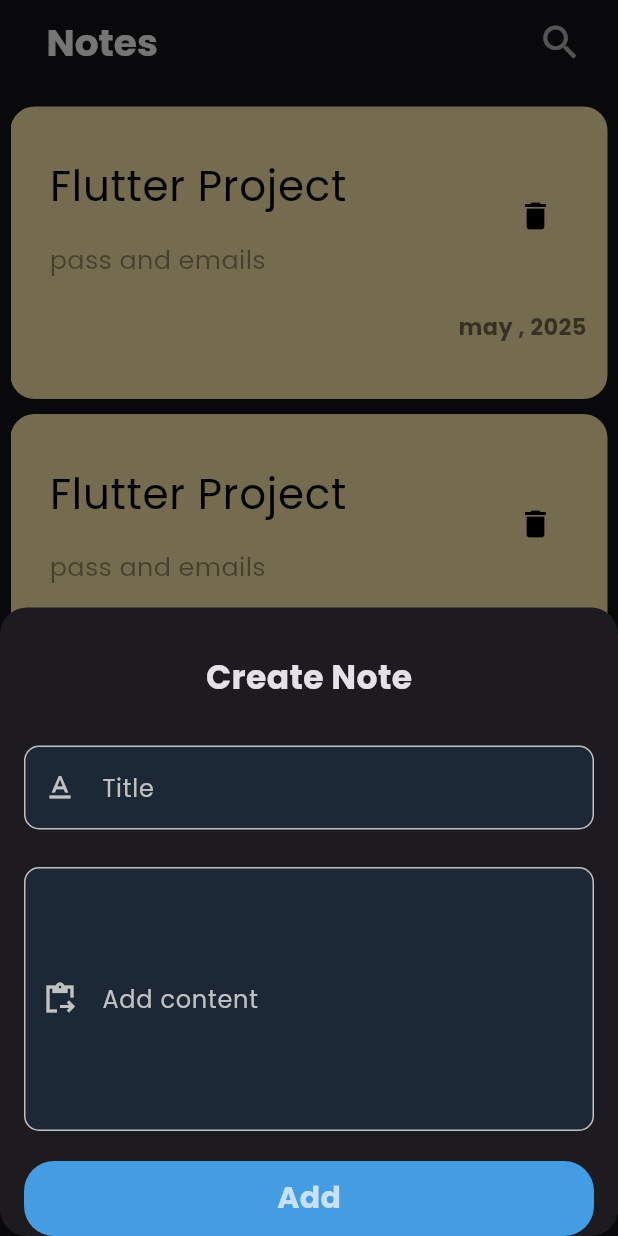
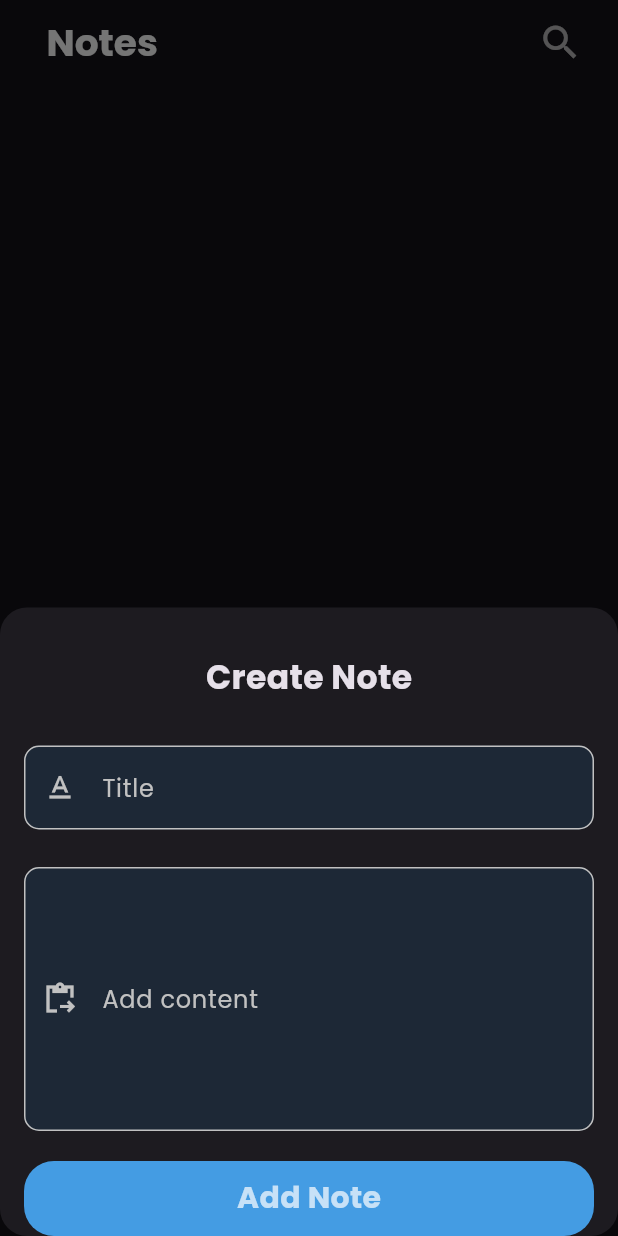
Before and after one commit to ZiadElsewedy/NotesApp, a Flutter app: the screen it shows after launch, after a tap on the "add" icon, on a phone screen of 412 x 824 dp. Run offline on Flutter 3.47's test engine with Material 3 defaults, Android fonts, the phone set to English and light mode, and no system bars; our stand-ins replace bloc, flutter_bloc, hive, hive_flutter; accounts and stored records are empty.

```diff
--- a/lib/Cubits/AddNoteCubit/cubit/add_note_cubit_cubit.dart
+++ b/lib/Cubits/AddNoteCubit/cubit/add_note_cubit_cubit.dart
@@ -8,15 +8,15 @@ part 'add_note_cubit_state.dart';
 
 class AddNoteCubitCubit extends Cubit<AddNoteCubitState> {
   AddNoteCubitCubit() : super(AddNoteCubitInitial());
-  AddNote( NoteModel Note) async{
+  AddNote(NoteModel Note) async{
   emit( AddNoteCubitLoading());
   try {
-  var Notes_Box = Hive.box<dynamic>(kNotesbox);  //the box that we will store the data as NoteModel
-  await Notes_Box.add(Note);
+  var NotesBox = Hive.box<NoteModel>(kNotesbox);  //the box that we will store the data as NoteModel
+  await NotesBox.add(Note);
   emit( AddNoteCubitSucsses());
-} on Exception catch (e) {
+} catch (e) {
   emit(AddNoteCubitFailer(ErrorMessage: e.toString()));
-  // TODO
+
 }
   }
 }
--- a/lib/Cubits/Note/notes_cubit_cubit.dart
+++ b/lib/Cubits/Note/notes_cubit_cubit.dart
@@ -8,13 +8,11 @@ part 'notes_cubit_state.dart';
 
 class NotesCubitCubit extends Cubit<NotesCubitState> {
   NotesCubitCubit() : super(NotesCubitInitial());
-   FetchAllNotes() async {
-    emit(NotesCubitLoading());
-    try {
-      final notesBox = await Hive.box<NoteModel>(kNotesbox).values.toList();
-      emit(NotesCubitSuccess(notesBox));
+    List<NoteModel> notesBox = [];
+   FetchAllNotes()  {
+      emit(NotesCubitInitial());
+       notesBox =  Hive.box<NoteModel>(kNotesbox).values.toList();
+       emit(NotesCubitFetched(notesBox));
 
-    } catch (e) {
-      emit(NotesCubitFailure(e.toString()));
-    }
+
 }}
--- a/lib/Cubits/Note/notes_cubit_state.dart
+++ b/lib/Cubits/Note/notes_cubit_state.dart
@@ -4,12 +4,11 @@ part of 'notes_cubit_cubit.dart';
 sealed class NotesCubitState {}
 
 final class NotesCubitInitial extends NotesCubitState {}
-final class NotesCubitLoading extends NotesCubitState {}
-final class NotesCubitSuccess extends NotesCubitState {
-  final List<NoteModel> notes;
-  NotesCubitSuccess(this.notes);
+
+final class NotesCubitFetched extends NotesCubitState {
+  final List<NoteModel> notesBox;
+
+  NotesCubitFetched(this.notesBox);
+
+
 }
-final class NotesCubitFailure extends NotesCubitState {
-  final String errorMessage;
-  NotesCubitFailure(this.errorMessage);
-}
--- a/lib/Screens/HomeScreen.dart
+++ b/lib/Screens/HomeScreen.dart
@@ -5,13 +5,19 @@ import 'package:notesapp/Screens/AddNoteBottomSheet.dart';
 import 'package:notesapp/customs/CustomAppBar.dart';
 import 'package:notesapp/widgets/ListviewBuilder.dart';
 
-class NotesView extends StatelessWidget {
+class NotesView extends StatefulWidget {
   const NotesView({super.key});
   static String id = 'NotesView';
+
   @override
+  State<NotesView> createState() => _NotesViewState();
+}
+class _NotesViewState extends State<NotesView> {
+  @override
+
   Widget build(BuildContext context) {
     return BlocProvider(
-      create: (context) => NotesCubitCubit()..FetchAllNotes(),
+      create: (context) => NotesCubitCubit(),
       child: Scaffold(
         resizeToAvoidBottomInset: false,
         floatingActionButton: FloatingActionButton(
--- a/lib/constants/constants.dart
+++ b/lib/constants/constants.dart
@@ -3,4 +3,4 @@
  import 'package:flutter/animation.dart';
 
 const kPrimarycolor =   Color.fromARGB(255, 68, 156, 227);
-const kNotesbox = 'NotesBox';
+const  kNotesbox = 'NotesBox';
--- a/lib/main.dart
+++ b/lib/main.dart
@@ -1,32 +1,40 @@
 import 'package:flutter/material.dart';
 import 'package:flutter_bloc/flutter_bloc.dart';
 import 'package:hive_flutter/hive_flutter.dart';
+import 'package:notesapp/Cubits/Note/notes_cubit_cubit.dart';
 import 'package:notesapp/Model/Note_Model.dart';
 import 'package:notesapp/Screens/EditNotesView.dart';
 import 'package:notesapp/Screens/HomeScreen.dart';
 import 'package:notesapp/constants/constants.dart';
 import 'package:notesapp/simple_bloc_observer/Simple_Bloc.dart';
 
-void main() async{
+void main() async {
   Bloc.observer = SimpleBlocObserver();
   await Hive.initFlutter();
   Hive.registerAdapter(NoteModelAdapter());
-  await Hive.openBox(kNotesbox);
+  await Hive.openBox<NoteModel>(kNotesbox);
   runApp(const NotesApp());
 }
+
 class NotesApp extends StatelessWidget {
   const NotesApp({super.key});
 
   @override
   Widget build(BuildContext context) {
-    return MaterialApp(
-      routes: {
-        EditNoteView.id : (context)=> const EditNoteView() ,
-      },
-      initialRoute: NotesView.id,
-      theme: ThemeData(brightness : Brightness.dark, fontFamily: 'Poppins'),
-      debugShowCheckedModeBanner: false,
-      home: const NotesView(),
+    return BlocProvider(
+      create: (context) => NotesCubitCubit(),
+
+
+      child: MaterialApp(
+        routes: {
+
+          EditNoteView.id: (context) => const EditNoteView(),
+        },
+        initialRoute: NotesView.id,
+        theme: ThemeData(brightness: Brightness.dark, fontFamily: 'Poppins'),
+        debugShowCheckedModeBanner: false,
+        home: const NotesView(),
+      ),
     );
   }
 }
--- a/lib/widgets/ANForm.dart
+++ b/lib/widgets/ANForm.dart
@@ -17,7 +17,7 @@ class AddNoteForm extends StatefulWidget {
 class _AddNoteFormState extends State<AddNoteForm> {
   final GlobalKey<FormState> formKey = GlobalKey();
   AutovalidateMode autovalidateMode = AutovalidateMode.disabled;
-  String? title, Content;
+  String? TitleNote , Content;
   @override
   Widget build(BuildContext context) {
     return SingleChildScrollView(
@@ -43,8 +43,8 @@ class _AddNoteFormState extends State<AddNoteForm> {
               icon: Icons.text_format,
               color: const Color.fromARGB(255, 193, 193, 193),
               MaxLines: 1,
-              OnSaved: (Value) {
-                title = Value;
+              OnSaved: (value) {
+                TitleNote = value;
               },
             ),
             const SizedBox(
@@ -56,8 +56,8 @@ class _AddNoteFormState extends State<AddNoteForm> {
                 icon: Icons.content_paste_go_sharp,
                 color: const Color.fromARGB(255, 193, 193, 193),
                 MaxLines: 6,
-                OnSaved: (Value) {
-                  Content = Value;
+                OnSaved: (value) {
+                  Content = value;
                 }),
             const SizedBox(
               height: 20,
@@ -66,17 +66,16 @@ class _AddNoteFormState extends State<AddNoteForm> {
               builder: (context, state) {
                 return CustomButton(
                     isloading:state is  AddNoteCubitLoading ? true : false,
-                    Textname: "Add",
+                    Textname: "Add Note",
                     onTap: () {
                       if (formKey.currentState!.validate()) {
                         formKey.currentState!.save();
                         NoteModel note = NoteModel(
                             color: Colors.blue.value,
-                            title: title!,
+                            title: TitleNote!,
                             subtitle: Content!,
                             date: DateTime.now().toString());
-                        BlocProvider.of<AddNoteCubitCubit>(context)
-                            .AddNote(note);
+                        BlocProvider.of<AddNoteCubitCubit>(context).AddNote(note);
                       } else {
                         autovalidateMode = AutovalidateMode.always;
                       }
--- a/lib/widgets/ListviewBuilder.dart
+++ b/lib/widgets/ListviewBuilder.dart
@@ -1,4 +1,7 @@
 import 'package:flutter/material.dart';
+import 'package:flutter_bloc/flutter_bloc.dart';
+import 'package:notesapp/Cubits/Note/notes_cubit_cubit.dart';
+import 'package:notesapp/Model/Note_Model.dart';
 import 'package:notesapp/widgets/NoteWidget.dart';
 
 class NotesListView extends StatelessWidget {
@@ -6,13 +9,29 @@ class NotesListView extends StatelessWidget {
 
   @override
   Widget build(BuildContext context) {
-    return  ListView.builder(
-      itemBuilder: (context,index){
-        return Padding(
-          padding: const EdgeInsets.symmetric(vertical: 5),
-          child: NoteWidegt(Title: 'Flutter Project', Subtitle: 'pass and emails' , date: 'may , 2025'),
-        );
-      }
+    return BlocBuilder<NotesCubitCubit, NotesCubitState>(
+      builder: (context, state) {
+        if (state is NotesCubitFetched) {
+          List<NoteModel> notes = state.notesBox;
+          return ListView.builder(
+            itemCount: notes.length,
+            itemBuilder: (context, index) {
+              final note = notes[index];
+              return Padding(
+                padding: const EdgeInsets.symmetric(vertical: 5),
+                child: NoteWidget(
+                  Note: note,
+                ),
+              );
+            },
+          );
+        } else if (state is NotesCubitInitial) {
+          context.read<NotesCubitCubit>().FetchAllNotes();
+          return const Center(child: CircularProgressIndicator());
+        } else {
+          return const Center(child: Text('No notes available.'));
+        }
+      },
     );
   }
 }
--- a/lib/widgets/NoteWidget.dart
+++ b/lib/widgets/NoteWidget.dart
@@ -1,11 +1,12 @@
 import 'package:flutter/material.dart';
+import 'package:notesapp/Model/Note_Model.dart';
 
 
-class NoteWidegt extends StatelessWidget {
-  const NoteWidegt({super.key, required this.Title, required  this.Subtitle, required   this.date});
-final String  Title;
-final String Subtitle;
-final String date;
+class NoteWidget extends StatelessWidget {
+
+ final NoteModel Note ;
+
+  const NoteWidget({super.key, required this.Note });
   @override
   Widget build(BuildContext context) {
 
@@ -22,12 +23,12 @@ final String date;
           crossAxisAlignment: CrossAxisAlignment.end,
           children: [
             ListTile(
-              title: Text(Title,style: TextStyle(fontSize: 28  , color: Colors.black ),),
+              title: Text(Note.title,style: TextStyle(fontSize: 28  , color: Colors.black ),),
               subtitle: Stack(
                 children: [
                   Padding(
                     padding: const EdgeInsets.only(top: 16 ,),
-                    child:  Text(Subtitle,style: TextStyle(fontSize: 17 , color: Colors.black.withOpacity(0.4)  ),),
+                    child:  Text(Note.subtitle,style: TextStyle(fontSize: 17 , color: Colors.black.withOpacity(0.4)  ),),
                   ),
                 ],
               )
@@ -37,7 +38,7 @@ final String date;
 
             Padding(
               padding: const EdgeInsets.all(14.0),
-              child: Text(date , style: TextStyle(color: Colors.black54 , fontWeight:  FontWeight.bold , fontSize: 15),),
+              child: Text(Note.date , style: TextStyle(color: Colors.black54 , fontWeight:  FontWeight.bold , fontSize: 15),),
             ) ,
           ],
 
```
